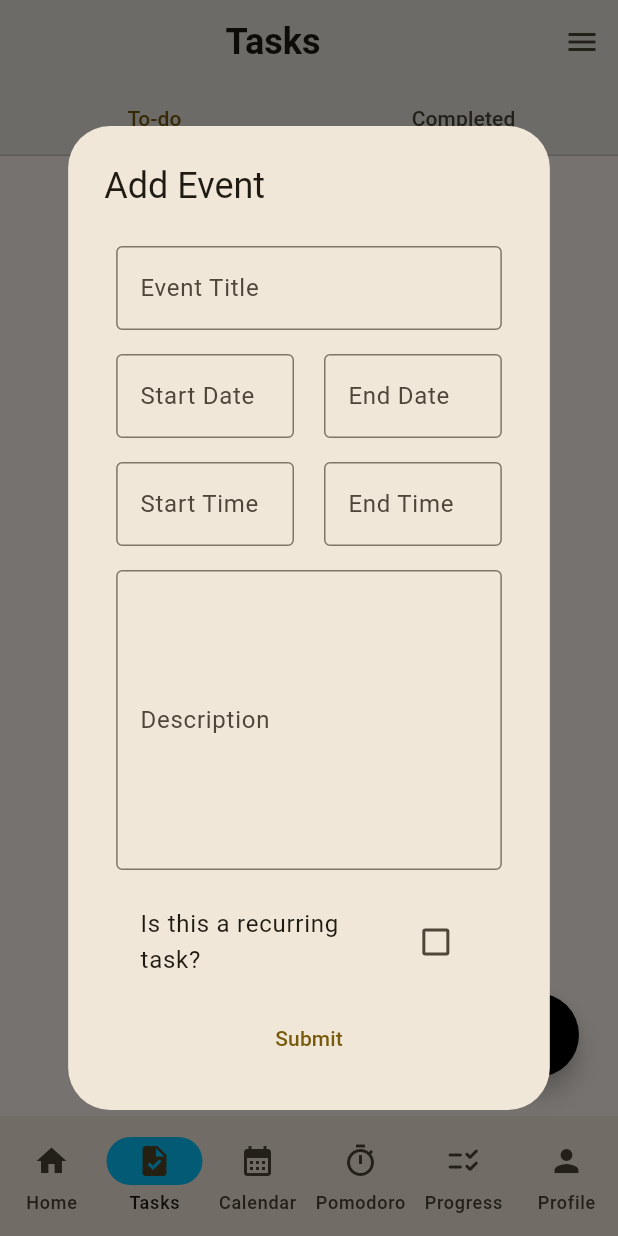
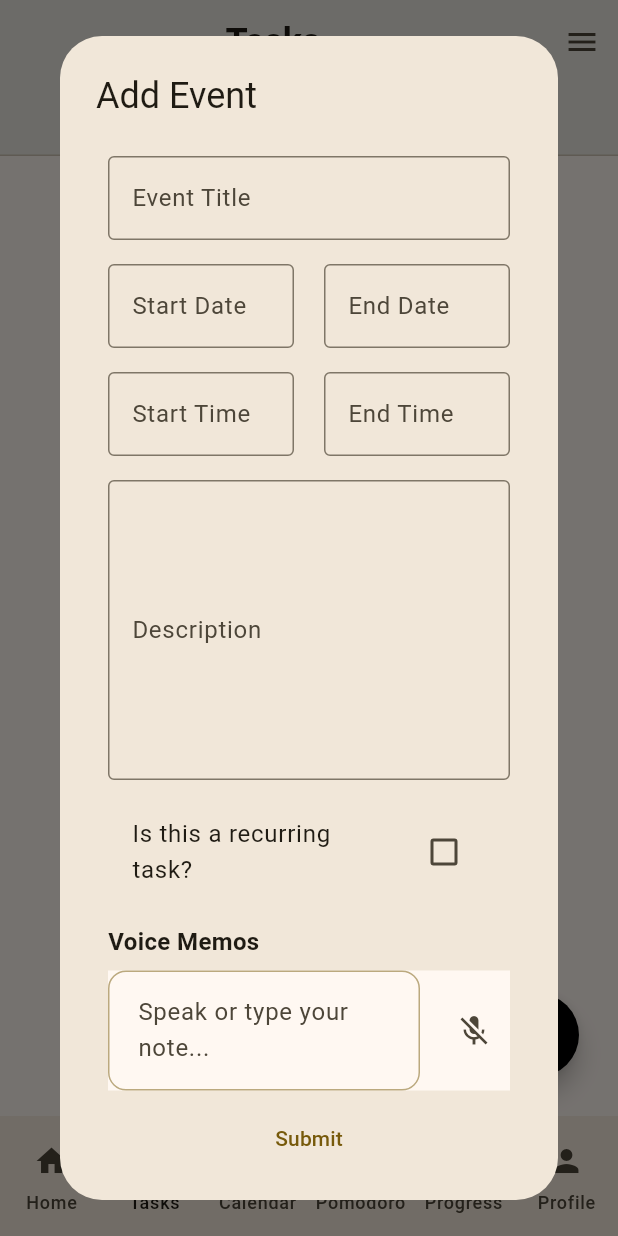
Before and after one commit to v0x/FLOTASK, a Flutter app: the screen it shows after launch, item 2 of the bottom bar chosen, after a tap on the "add" icon, on a phone screen of 412 x 824 dp. Run offline on Flutter 3.47's test engine with Material 3 defaults, Android fonts, the phone set to English and light mode, and no system bars; our stand-ins replace calendar_view, cloud_firestore, firebase_core, flutter_slidable, image_picker, speech_to_text; missing offline and left inert: markdown_editor_plus; accounts and stored records are empty.

Commit message:
Latest voicememos fixes and UI changes

```diff
--- a/lib/components/events_dialog.dart
+++ b/lib/components/events_dialog.dart
@@ -44,6 +44,7 @@ class _EventDialogState extends State<EventDialog> {
   DateTime _endDate = DateTime.now();
   bool _isRecurring = false;
   bool _initialized = false;
+  String _voiceMemoText = '';
 
   @override
   void initState() {
@@ -53,6 +54,7 @@ class _EventDialogState extends State<EventDialog> {
       _eventTitleController.text = event.event.title;
       _descController.text = event.event.description ?? '';
       _isRecurring = event.isRecurring;
+      _voiceMemoText = event.voiceMemos ?? '';
 
       _startDate = event.event.date;
       _endDate = event.event.endDate;
@@ -190,6 +192,30 @@ class _EventDialogState extends State<EventDialog> {
                 },
               ),
             ),
+            Padding(
+              padding: const EdgeInsets.all(8.0),
+              child: Column(
+                crossAxisAlignment: CrossAxisAlignment.start,
+                children: [
+                  const Text(
+                    'Voice Memos',
+                    style: TextStyle(
+                      fontSize: 16,
+                      fontWeight: FontWeight.bold,
+                    ),
+                  ),
+                  const SizedBox(height: 8),
+                  VoiceMemo(
+                    event: widget.existingEvent,
+                    onTextChanged: (text) {
+                      setState(() {
+                        _voiceMemoText = text;
+                      });
+                    },
+                  ),
+                ],
+              ),
+            ),
             TextButton(
 
                 // main functionality to add an event to global EventModel class
@@ -220,14 +246,16 @@ class _EventDialogState extends State<EventDialog> {
                       endTime: event.endTime,
                       description: _descController.text,
                       isRecurring: _isRecurring,
+                      voiceMemos: _voiceMemoText,
                     );
                   } else {
                     widget.eventController.add(event);
                     eventProvider.addEvent(
                       event,
-                      note: "Some notes",
+                      note: _descController.text,
                       tags: ["work"],
                       isRecurring: _isRecurring,
+                      voiceMemos: _voiceMemoText,
                     );
                   }
 
--- a/lib/components/voice_memos.dart
+++ b/lib/components/voice_memos.dart
@@ -1,16 +1,18 @@
 import 'package:flutter/material.dart';
 import 'package:speech_to_text/speech_recognition_result.dart';
 import 'package:speech_to_text/speech_to_text.dart';
-import 'package:cloud_firestore/cloud_firestore.dart';
 import 'package:flotask/models/event_provider.dart';
 import 'package:provider/provider.dart';
 import 'package:flotask/models/event_model.dart';
 
 class VoiceMemo extends StatefulWidget {
   final EventModel? event;
+  final Function(String)? onTextChanged;
 
-  VoiceMemo({
+  const VoiceMemo({
+    super.key,
     this.event,
+    this.onTextChanged,
   });
 
   @override
@@ -27,49 +29,62 @@ class _VoiceMemoState extends State<VoiceMemo> {
   void initState() {
     super.initState();
     speech = TextEditingController();
-    speech.text = widget.event!.voiceMemos ?? '';
+    if (widget.event != null) {
+      speech.text = widget.event?.voiceMemos ?? '';
+    }
+    _showTextField = speech.text.isEmpty;
     _initSpeech();
   }
 
-// initialize speech to text
+  // Initialize speech to text
   void _initSpeech() async {
     _speechEnabled = await _speechToText.initialize();
     setState(() {});
   }
 
-// listen for speech
+  // Start listening to speech
   void _startListening() async {
-    setState(() => _showTextField = true);
-    speech.text = speech.text.trim();
     await _speechToText.listen(
       onResult: _onSpeechResult,
-      listenFor: Duration(seconds: 30),
-      pauseFor: Duration(seconds: 3),
+      partialResults: true,
     );
     setState(() {});
   }
 
-// stop recording
+  // Stop listening to speech
   void _stopListening() async {
     await _speechToText.stop();
     setState(() {});
   }
 
-// add STT to existing text
+  String _formatDateTime(DateTime now) {
+    final date = "${now.day}/${now.month}/${now.year}";
+    final hour =
+        now.hour == 0 ? 12 : (now.hour > 12 ? now.hour - 12 : now.hour);
+    final amPm = now.hour >= 12 ? 'PM' : 'AM';
+    final time =
+        "${hour.toString().padLeft(2, '0')}:${now.minute.toString().padLeft(2, '0')} $amPm";
+    return "$date $time";
+  }
+
+  // Handle speech recognition results
   void _onSpeechResult(SpeechRecognitionResult result) {
     if (result.finalResult) {
+      final timestamp = _formatDateTime(DateTime.now());
       setState(() {
-        speech.text = speech.text.trim() + ' ' + result.recognizedWords;
+        if (speech.text.isNotEmpty) {
+          speech.text = "${speech.text}\n$timestamp: ${result.recognizedWords}";
+        } else {
+          speech.text = "$timestamp: ${result.recognizedWords}";
+        }
+        widget.onTextChanged?.call(speech.text);
       });
     }
   }
 
-// basic widget to show text in textbox with voice icon and edit icon
   @override
   Widget build(BuildContext context) {
     return Material(
-      child: Padding(
-        padding: const EdgeInsets.all(16.0),
       child: Row(
         children: [
           if (_showTextField) ...[
@@ -77,33 +92,109 @@ class _VoiceMemoState extends State<VoiceMemo> {
               child: TextField(
                 controller: speech,
                 maxLines: null,
+                onChanged: widget.onTextChanged,
+                style: const TextStyle(fontSize: 16),
                 decoration: InputDecoration(
-                    border: const OutlineInputBorder(),
+                  border: OutlineInputBorder(
+                    borderRadius: BorderRadius.circular(12),
+                    borderSide: BorderSide(
+                      color: Theme.of(context).primaryColor,
+                      width: 2,
+                    ),
+                  ),
+                  enabledBorder: OutlineInputBorder(
+                    borderRadius: BorderRadius.circular(12),
+                    borderSide: BorderSide(
+                      color: Theme.of(context).primaryColor.withOpacity(0.5),
+                    ),
+                  ),
+                  focusedBorder: OutlineInputBorder(
+                    borderRadius: BorderRadius.circular(12),
+                    borderSide: BorderSide(
+                      color: Theme.of(context).primaryColor,
+                      width: 2,
+                    ),
+                  ),
+                  filled: true,
+                  fillColor: Theme.of(context).cardColor,
                   hintText: 'Speak or type your note...',
-                    suffixIcon: IconButton(
-                      icon: const Icon(Icons.clear),
-                      onPressed: () => setState(() => speech.clear()),
+                  contentPadding: const EdgeInsets.all(16),
+                ),
+              ),
+            ),
+          ] else if (speech.text.isNotEmpty) ...[
+            Expanded(
+              child: InkWell(
+                onTap: () => setState(() => _showTextField = true),
+                child: Container(
+                  padding: const EdgeInsets.all(16),
+                  decoration: BoxDecoration(
+                    border: Border.all(
+                      color: Theme.of(context).primaryColor.withOpacity(0.5),
+                    ),
+                    borderRadius: BorderRadius.circular(12),
+                  ),
+                  child: Text(
+                    speech.text,
+                    style: const TextStyle(fontSize: 16),
                   ),
                 ),
               ),
             ),
+          ] else ...[
+            Expanded(
+              child: TextField(
+                controller: speech,
+                maxLines: null,
+                onChanged: widget.onTextChanged,
+                style: const TextStyle(fontSize: 16),
+                decoration: InputDecoration(
+                  border: OutlineInputBorder(
+                    borderRadius: BorderRadius.circular(12),
+                    borderSide: BorderSide(
+                      color: Theme.of(context).primaryColor,
+                      width: 2,
+                    ),
+                  ),
+                  enabledBorder: OutlineInputBorder(
+                    borderRadius: BorderRadius.circular(12),
+                    borderSide: BorderSide(
+                      color: Theme.of(context).primaryColor.withOpacity(0.5),
+                    ),
+                  ),
+                  focusedBorder: OutlineInputBorder(
+                    borderRadius: BorderRadius.circular(12),
+                    borderSide: BorderSide(
+                      color: Theme.of(context).primaryColor,
+                      width: 2,
+                    ),
+                  ),
+                  filled: true,
+                  fillColor: Theme.of(context).cardColor,
+                  hintText: 'Speak or type your note...',
+                  contentPadding: const EdgeInsets.all(16),
+                ),
+              ),
+            ),
+          ],
           const SizedBox(width: 12),
-            ],
-            if (speech.text.isNotEmpty) ...[
+          if (speech.text.isNotEmpty && widget.event != null) ...[
             IconButton(
               onPressed: () {
                 context
                     .read<EventProvider>()
                     .saveMemo(widget.event!.id!, speech.text);
+                setState(() => _showTextField = false);
               },
               tooltip: 'Save memo',
               icon: const Icon(Icons.save),
             ),
+          ],
+          if (!_showTextField && speech.text.isNotEmpty) ...[
             IconButton(
-                onPressed: () =>
-                    setState(() => _showTextField = !_showTextField),
-                tooltip: _showTextField ? 'Hide text' : 'Edit text',
-                icon: Icon(_showTextField ? Icons.edit_off : Icons.edit),
+              onPressed: () => setState(() => _showTextField = true),
+              tooltip: 'Edit memo',
+              icon: const Icon(Icons.edit),
             ),
           ],
           IconButton(
@@ -114,11 +205,20 @@ class _VoiceMemoState extends State<VoiceMemo> {
                 : null,
             tooltip: 'Record voice',
             icon: Icon(
-                  _speechToText.isNotListening ? Icons.mic_off : Icons.mic),
+              _speechToText.isNotListening ? Icons.mic_off : Icons.mic,
+              color: _speechToText.isListening
+                  ? Theme.of(context).primaryColor
+                  : null,
+            ),
           ),
         ],
       ),
-      ),
     );
   }
+
+  @override
+  void dispose() {
+    speech.dispose();
+    super.dispose();
   }
+}
--- a/lib/models/event_provider.dart
+++ b/lib/models/event_provider.dart
@@ -70,6 +70,7 @@ class EventProvider extends ChangeNotifier {
       note: note,
       tags: tags,
       isRecurring: isRecurring!,
+      voiceMemos: voiceMemos,
     );
 
 // Save the event to Firestore
@@ -88,7 +89,8 @@ class EventProvider extends ChangeNotifier {
       'yearStreak': newEvent.yearStreak,
       'isArchived': newEvent.isArchived,
       'note': newEvent.note,
-      'tags': newEvent.tags
+      'tags': newEvent.tags,
+      'voiceMemos': newEvent.voiceMemos
     });
 
     newEvent.id = docRef.id;
@@ -298,6 +300,7 @@ class EventProvider extends ChangeNotifier {
     DateTime? endTime,
     String? description,
     bool? isRecurring,
+    String? voiceMemos,
   }) async {
     try {
       final docRef = _firestore.collection('events').doc(eventId);
@@ -308,6 +311,7 @@ class EventProvider extends ChangeNotifier {
       if (endTime != null) updates['endTime'] = endTime.toIso8601String();
       if (description != null) updates['description'] = description;
       if (isRecurring != null) updates['isRecurring'] = isRecurring;
+      if (voiceMemos != null) updates['voiceMemos'] = voiceMemos;
 
       await docRef.update(updates);
 
```
Also changed, not shown: lib/components/event_note_details.dart (+21 -0 lines). Lines whose indentation alone changed are shown as unchanged.
